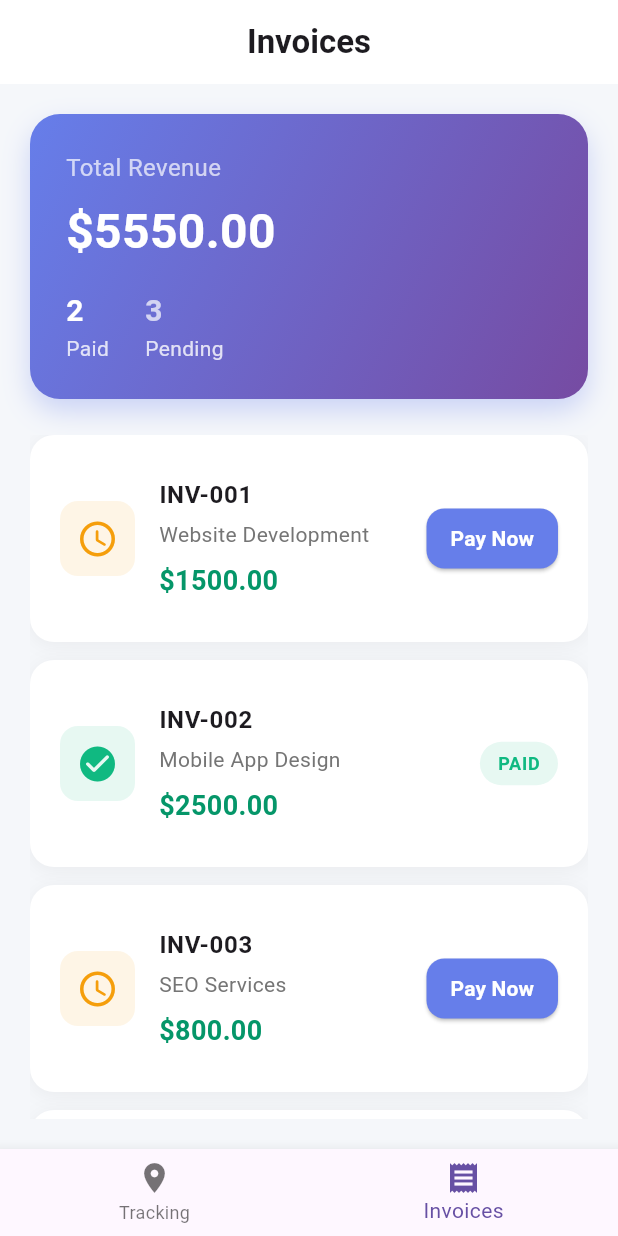
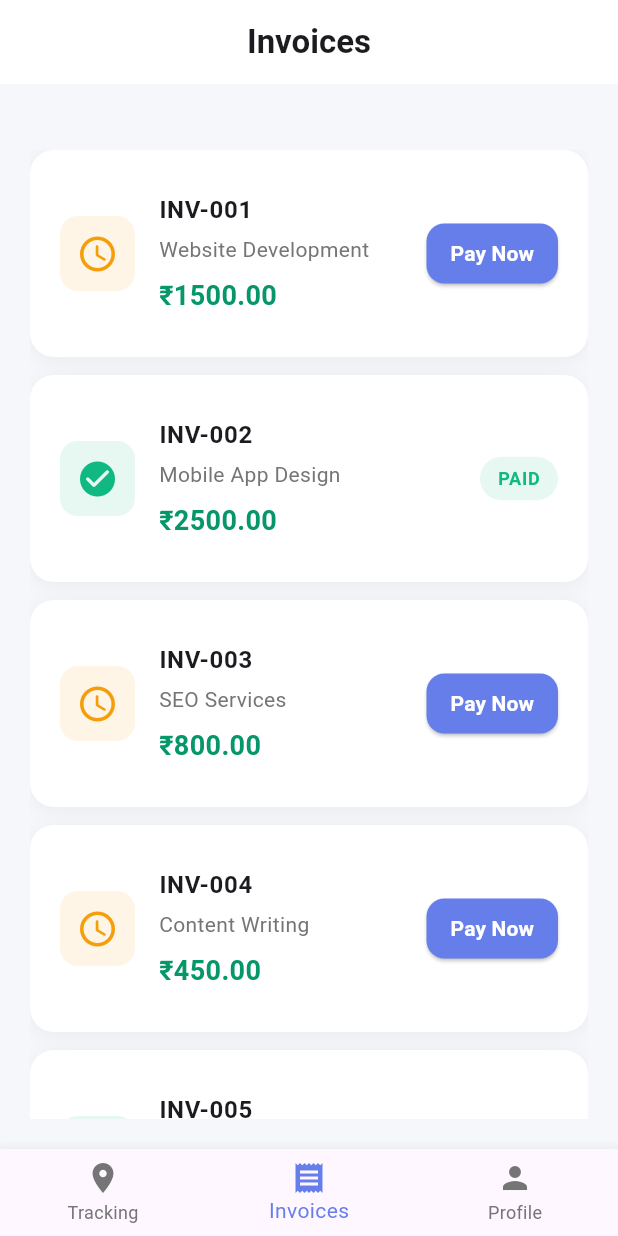
Before and after one commit to teambackoffice/field_sales_app, a Flutter app: the screen it shows after launch, item 2 of the bottom bar chosen, on a phone screen of 412 x 824 dp. Run offline on Flutter 3.47's test engine with Material 3 defaults, Android fonts, the phone set to English and light mode, and no system bars.

```diff
--- a/lib/view/mainscreen/homepage.dart
+++ b/lib/view/mainscreen/homepage.dart
@@ -1,6 +1,7 @@
 import 'package:flutter/material.dart';
 import 'package:location_tracker_app/view/mainscreen/invoice/invoice.dart';
 import 'package:location_tracker_app/view/mainscreen/location_track/location_track.dart';
+import 'package:location_tracker_app/view/mainscreen/profile_page/profile_page.dart';
 
 class MainScreen extends StatefulWidget {
   @override
@@ -13,6 +14,7 @@ class _MainScreenState extends State<MainScreen> {
   final List<Widget> _pages = [
     LocationTrackingPage(),
     InvoicePage(),
+    ProfilePage(),
   ];
 
   void _onItemTapped(int index) {
@@ -26,6 +28,7 @@ class _MainScreenState extends State<MainScreen> {
     return Scaffold(
       body: _pages[_selectedIndex],
       bottomNavigationBar: BottomNavigationBar(
+        type: BottomNavigationBarType.fixed,
         items: const <BottomNavigationBarItem>[
           BottomNavigationBarItem(
             icon: Icon(Icons.location_on),
@@ -35,9 +38,15 @@ class _MainScreenState extends State<MainScreen> {
             icon: Icon(Icons.receipt),
             label: 'Invoices',
           ),
+          BottomNavigationBarItem(
+            icon: Icon(Icons.person),
+            label: 'Profile',
+          ),
         ],
         currentIndex: _selectedIndex,
         onTap: _onItemTapped,
+        selectedItemColor: Color(0xFF667EEA),
+        unselectedItemColor: Colors.grey[600],
       ),
     );
   }
--- a/lib/view/mainscreen/invoice/invoice.dart
+++ b/lib/view/mainscreen/invoice/invoice.dart
@@ -49,51 +49,51 @@ class _InvoicePageState extends State<InvoicePage> {
         child: Column(
           children: [
             // Summary Card
-            Container(
-              width: double.infinity,
-              padding: EdgeInsets.all(24),
-              decoration: BoxDecoration(
-                gradient: LinearGradient(
-                  colors: [Color(0xFF667EEA), Color(0xFF764BA2)],
-                  begin: Alignment.topLeft,
-                  end: Alignment.bottomRight,
-                ),
-                borderRadius: BorderRadius.circular(20),
-                boxShadow: [
-                  BoxShadow(
-                    color: Color(0xFF667EEA).withOpacity(0.3),
-                    blurRadius: 15,
-                    offset: Offset(0, 8),
-                  ),
-                ],
-              ),
-              child: Column(
-                crossAxisAlignment: CrossAxisAlignment.start,
-                children: [
-                  Text(
-                    'Total Revenue',
-                    style: TextStyle(color: Colors.white70, fontSize: 16),
-                  ),
-                  SizedBox(height: 8),
-                  Text(
-                    '\$${totalAmount.toStringAsFixed(2)}',
-                    style: TextStyle(
-                      color: Colors.white,
-                      fontSize: 32,
-                      fontWeight: FontWeight.bold,
-                    ),
-                  ),
-                  SizedBox(height: 16),
-                  Row(
-                    children: [
-                      _buildQuickStat('Paid', '$paidCount', Colors.white),
-                      SizedBox(width: 24),
-                      _buildQuickStat('Pending', '${_invoices.length - paidCount}', Colors.white70),
-                    ],
-                  ),
-                ],
-              ),
-            ),
+            // Container(
+            //   width: double.infinity,
+            //   padding: EdgeInsets.all(24),
+            //   decoration: BoxDecoration(
+            //     gradient: LinearGradient(
+            //       colors: [Color(0xFF667EEA), Color(0xFF764BA2)],
+            //       begin: Alignment.topLeft,
+            //       end: Alignment.bottomRight,
+            //     ),
+            //     borderRadius: BorderRadius.circular(20),
+            //     boxShadow: [
+            //       BoxShadow(
+            //         color: Color(0xFF667EEA).withOpacity(0.3),
+            //         blurRadius: 15,
+            //         offset: Offset(0, 8),
+            //       ),
+            //     ],
+            //   ),
+            //   child: Column(
+            //     crossAxisAlignment: CrossAxisAlignment.start,
+            //     children: [
+            //       Text(
+            //         'Total Revenue',
+            //         style: TextStyle(color: Colors.white70, fontSize: 16),
+            //       ),
+            //       SizedBox(height: 8),
+            //       Text(
+            //         '₹${totalAmount.toStringAsFixed(2)}',
+            //         style: TextStyle(
+            //           color: Colors.white,
+            //           fontSize: 32,
+            //           fontWeight: FontWeight.bold,
+            //         ),
+            //       ),
+            //       SizedBox(height: 16),
+            //       Row(
+            //         children: [
+            //           _buildQuickStat('Paid', '$paidCount', Colors.white),
+            //           SizedBox(width: 24),
+            //           _buildQuickStat('Pending', '${_invoices.length - paidCount}', Colors.white70),
+            //         ],
+            //       ),
+            //     ],
+            //   ),
+            // ),
 
             SizedBox(height: 24),
 
@@ -145,7 +145,7 @@ class _InvoicePageState extends State<InvoicePage> {
                           ),
                           SizedBox(height: 8),
                           Text(
-                            '\$${invoice.amount.toStringAsFixed(2)}',
+                            '₹${invoice.amount.toStringAsFixed(2)}',
                             style: TextStyle(
                               fontSize: 18,
                               fontWeight: FontWeight.bold,
```
Also changed, not shown: lib/view/mainscreen/location_track/location_track.dart (+1 -12 lines), lib/view/mainscreen/profile_page/profile_page.dart (+179 -0 lines).
